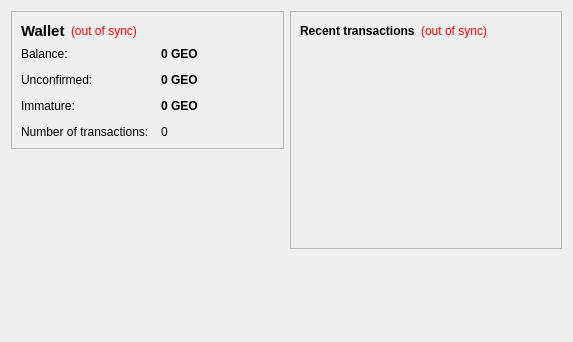
barcoin/barcoin, file src/qt/forms/overviewpage.ui: the form before one commit.
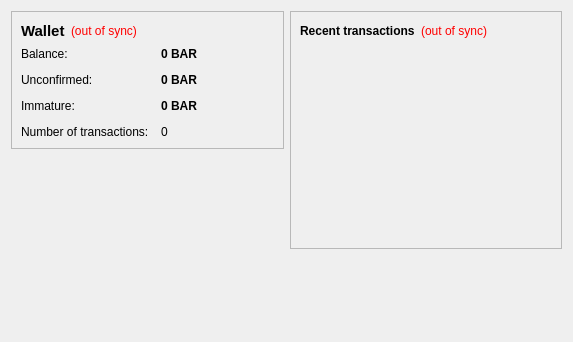
The form after the commit.

```diff
--- a/src/qt/forms/overviewpage.ui
+++ b/src/qt/forms/overviewpage.ui
@@ -105,7 +105,7 @@
              <string>Your current balance</string>
             </property>
             <property name="text">
-             <string notr="true">0 GEO</string>
+             <string notr="true">0 BAR</string>
             </property>
             <property name="textInteractionFlags">
              <set>Qt::LinksAccessibleByMouse|Qt::TextSelectableByKeyboard|Qt::TextSelectableByMouse</set>
@@ -134,7 +134,7 @@
              <string>Total of transactions that have yet to be confirmed, and do not yet count toward the current balance</string>
             </property>
             <property name="text">
-             <string notr="true">0 GEO</string>
+             <string notr="true">0 BAR</string>
             </property>
             <property name="textInteractionFlags">
              <set>Qt::LinksAccessibleByMouse|Qt::TextSelectableByKeyboard|Qt::TextSelectableByMouse</set>
@@ -177,7 +177,7 @@
              <string>Mined balance that has not yet matured</string>
             </property>
             <property name="text">
-             <string notr="true">0 GEO</string>
+             <string notr="true">0 BAR</string>
             </property>
             <property name="textInteractionFlags">
              <set>Qt::LinksAccessibleByMouse|Qt::TextSelectableByKeyboard|Qt::TextSelectableByMouse</set>
```
